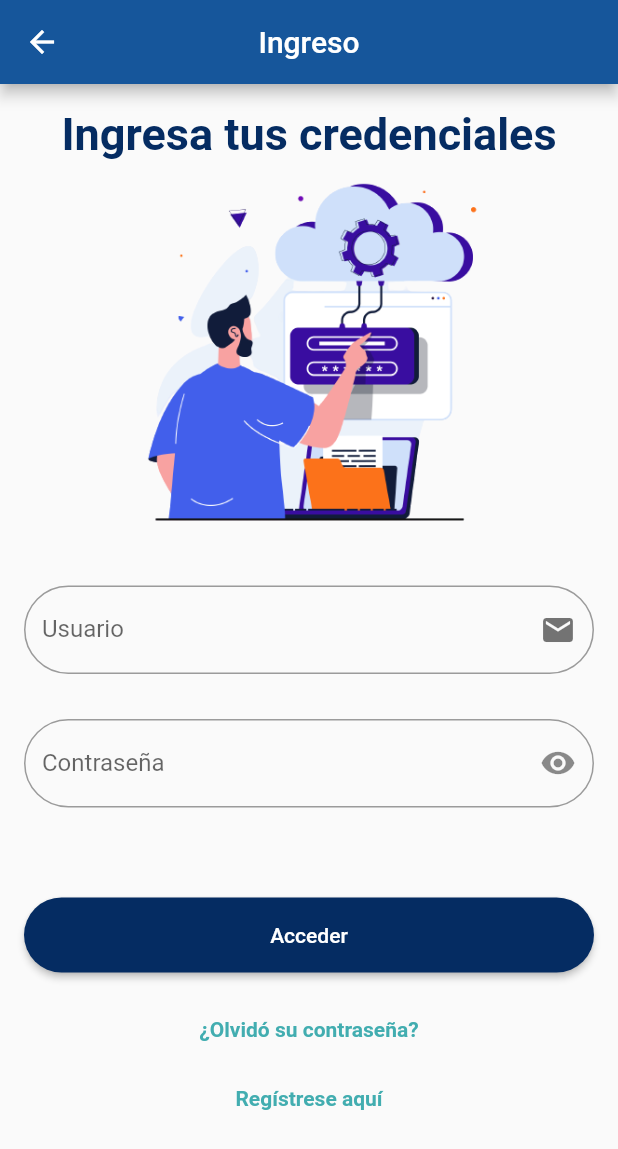
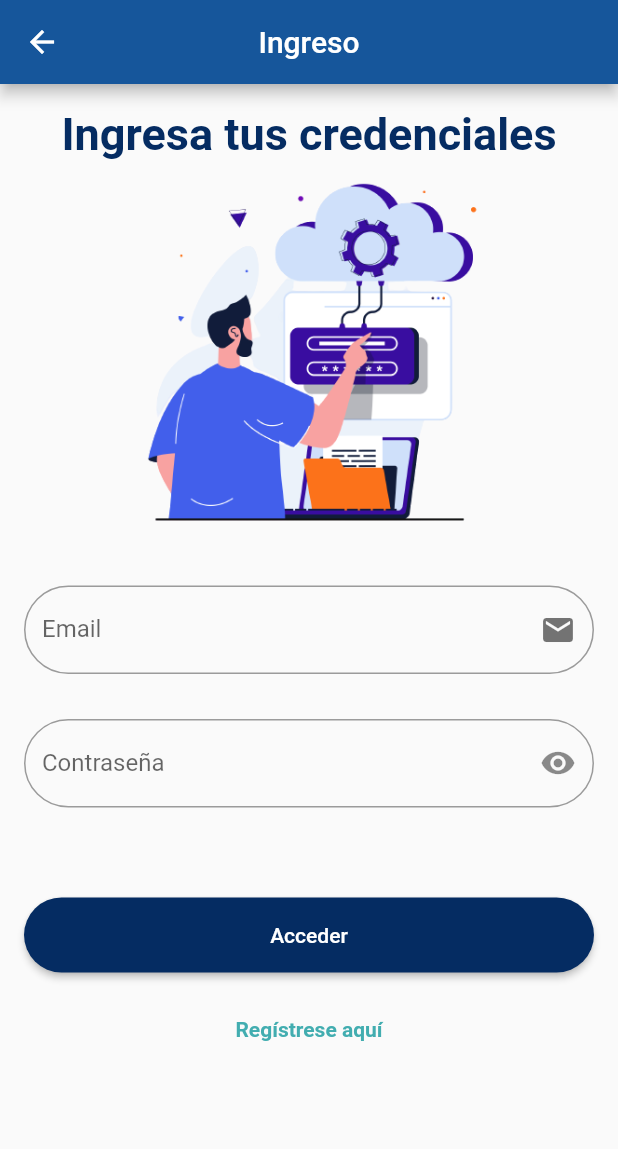
Before and after one commit to Landerer0/PAMProyecto2, a Flutter app: the screen it shows after launch, after a tap on "Ingresar", on a phone screen of 412 x 824 dp. Shown: the top 1149 px of the screen. Run offline on Flutter 3.47's test engine with Material 2 defaults, Android fonts, the light colour scheme and no system bars; our stand-ins replace camera, cool_alert, fluttertoast, shared_preferences, sidebarx; Roboto replaces fonts that are missing (Calibri).

Commit message:
Se agrego API de login usuario

```diff
--- a/lib/pages/agregarWuakala.dart
+++ b/lib/pages/agregarWuakala.dart
@@ -164,7 +164,6 @@ class _agregarMensajeState extends State<agregarMensaje> {
                             backgroundColor: Global.colorSecundario,
                             shape: const StadiumBorder()),
                         onPressed: () async {
-                          //! Validacion de errores
                           if (sectorController.text.isEmpty) {
                             Fluttertoast.showToast(
                                 msg: "Ingrese un título",
--- a/lib/pages/login.dart
+++ b/lib/pages/login.dart
@@ -18,7 +18,7 @@ class login extends StatefulWidget {
 class _loginState extends State<login> {
   late final pref;
 
-  TextEditingController userController = TextEditingController();
+  TextEditingController emailController = TextEditingController();
   TextEditingController passwordController = TextEditingController();
 
   Future<void> validarDatos(String user, String password) async {
@@ -27,7 +27,7 @@ class _loginState extends State<login> {
     if (response.statusCode == 200) {
       //almacenar de alguna manera el login
 
-      await pref.setString('usuario', user);
+      await pref.setString('email', user);
 
       Global.login = user;
       Navigator.push(
@@ -57,8 +57,8 @@ class _loginState extends State<login> {
 
   void cargaPreferencia() async {
     pref = await SharedPreferences.getInstance();
-    login_guardado = pref.getString("usuario");
-    userController.text = login_guardado == null ? "" : login_guardado!;
+    login_guardado = pref.getString("email");
+    emailController.text = login_guardado == null ? "" : login_guardado!;
   }
 
   @override
@@ -89,12 +89,12 @@ class _loginState extends State<login> {
                 Image.asset("assets/images/login.jpg"),
                 sizedBox,
                 TextField(
-                    controller: userController,
+                    controller: emailController,
                     decoration: InputDecoration(
                         border: OutlineInputBorder(
                             borderRadius: BorderRadius.circular(40)),
-                        hintText: "Ingrese su usuario",
-                        labelText: "Usuario",
+                        hintText: "Ingrese su email",
+                        labelText: "Email",
                         suffixIcon:
                             const Icon(Icons.email, color: Colors.black54))),
                 sizedBox,
@@ -117,6 +117,7 @@ class _loginState extends State<login> {
                             backgroundColor: Global.colorSecundario,
                             shape: const StadiumBorder()),
                         onPressed: () {
+                          /*
                           Global.login = "DEMO";
                           Navigator.push(
                               context,
@@ -124,9 +125,10 @@ class _loginState extends State<login> {
                                   builder: (context) => Principal()));
                           //DEMO LOGIN
                           return;
-                          if (userController.text.isEmpty) {
+                          */
+                          if (emailController.text.isEmpty) {
                             Fluttertoast.showToast(
-                                msg: "Ingrese un usuario válido",
+                                msg: "Ingrese un email válido",
                                 toastLength: Toast.LENGTH_SHORT,
                                 gravity: ToastGravity.CENTER,
                                 timeInSecForIosWeb: 1,
@@ -144,24 +146,10 @@ class _loginState extends State<login> {
                                 fontSize: 16.0);
                           } else {
                             validarDatos(
-                                userController.text, passwordController.text);
+                                emailController.text, passwordController.text);
                           }
                         },
                         child: const Text("Acceder"))),
-                sizedBox,
-                GestureDetector(
-                    onTap: () {
-                      Navigator.push(
-                          context,
-                          MaterialPageRoute(
-                              builder: (context) => const RememberUser()));
-                    },
-                    child: Text(
-                      "¿Olvidó su contraseña?",
-                      style: TextStyle(
-                          color: Global.colorTexto,
-                          fontWeight: FontWeight.bold),
-                    )),
                 sizedBox,
                 GestureDetector(
                     onTap: () {
```
Also changed, not shown: lib/services/loginService.dart (+7 -15 lines).
